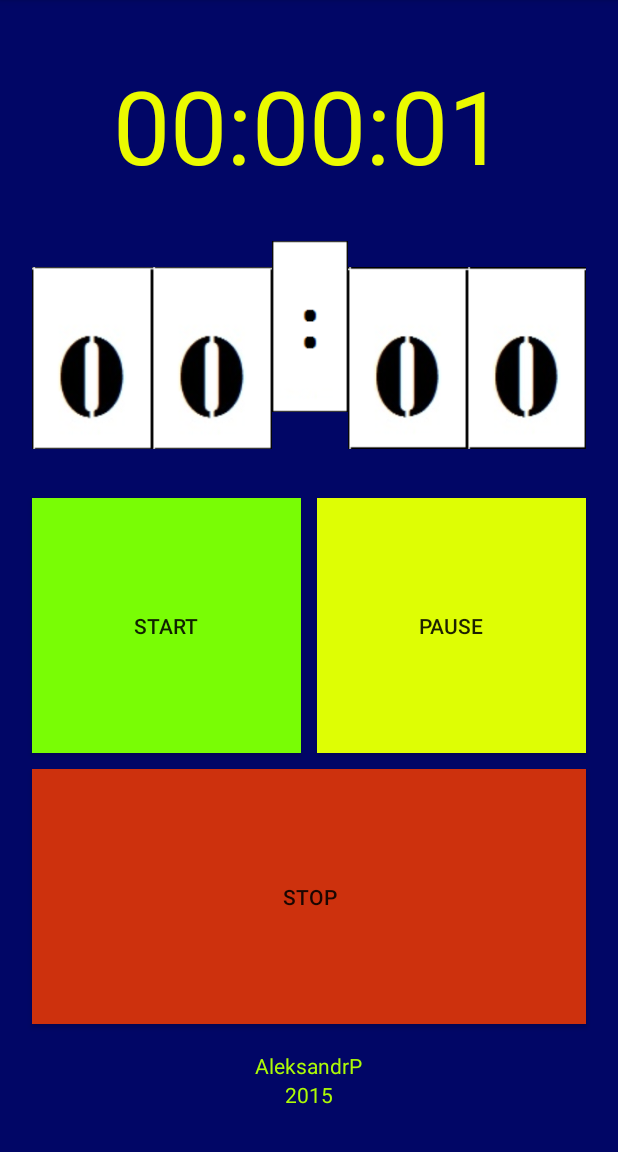
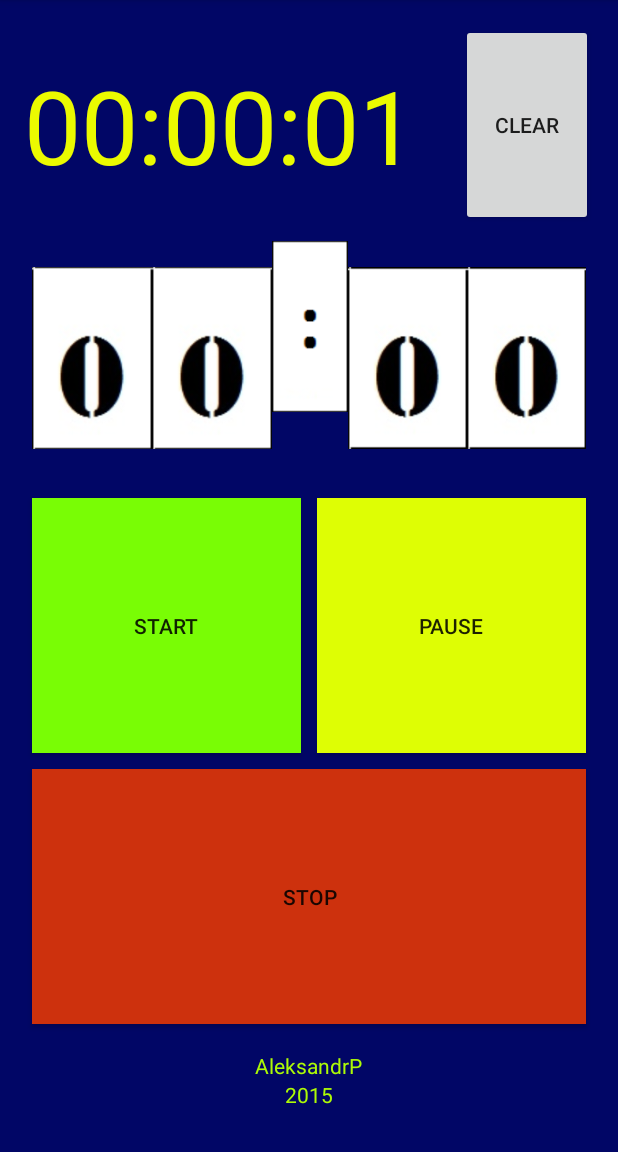
Before and after one commit to PuntusovAleksandr/MyStopWatch, an Android app: the screen it shows after launch (StartActivity), after a tap on "START", on a phone screen of 412 x 824 dp, the part 84-1236 px from its top. Run offline under Robolectric (Android 15) with nearby library versions, the phone set to English and light mode, and no system bars.

Commit message:
изменило кое какой дизайн. Надо привязать кнопку очистки и паузу

```diff
--- a/app/src/main/java/com/aleksandrp/mystopwatch/StartActivity.java
+++ b/app/src/main/java/com/aleksandrp/mystopwatch/StartActivity.java
@@ -11,6 +11,9 @@ public class StartActivity extends AppCompatActivity {
 
     TextView textViewHead;
     Button btStart;
+    Button btStop;
+    TimerTask task;
+    boolean run = true;
 
     @Override
     protected void onCreate(Bundle savedInstanceState) {
@@ -19,19 +22,28 @@ public class StartActivity extends AppCompatActivity {
 
         textViewHead = (TextView) findViewById(R.id.textView_head);
         btStart = (Button) findViewById(R.id.bt_start);
+        btStop = (Button) findViewById(R.id.bt_stop);
 
         btStart.setOnClickListener(new View.OnClickListener() {
             @Override
             public void onClick(View v) {
-                TimerTask task = new TimerTask();
+                task = new TimerTask();
                 task.execute();
+            }
+        });
+
+        btStop.setOnClickListener(new View.OnClickListener() {
+            @Override
+            public void onClick(View v) {
+                run = false;
+                task = null;
             }
         });
     }
 
     class TimerTask extends AsyncTask {
 
-        boolean run = true;
+        ;
         long timeFromStart = 0;
 
         @Override
--- a/app/src/main/res/layout/start.xml
+++ b/app/src/main/res/layout/start.xml
@@ -21,7 +21,15 @@
             android:layout_height="wrap_content"
             android:id="@+id/textView_head"
             android:textSize="68sp"
-            android:textColor="#ebfa00" />
+            android:textColor="#ebfa00"
+            android:layout_weight="20" />
+
+        <Button
+            android:layout_width="wrap_content"
+            android:layout_height="match_parent"
+            android:text="Clear"
+            android:id="@+id/btClear"
+            android:layout_weight="0.1" />
     </LinearLayout>
 
     <LinearLayout
```
